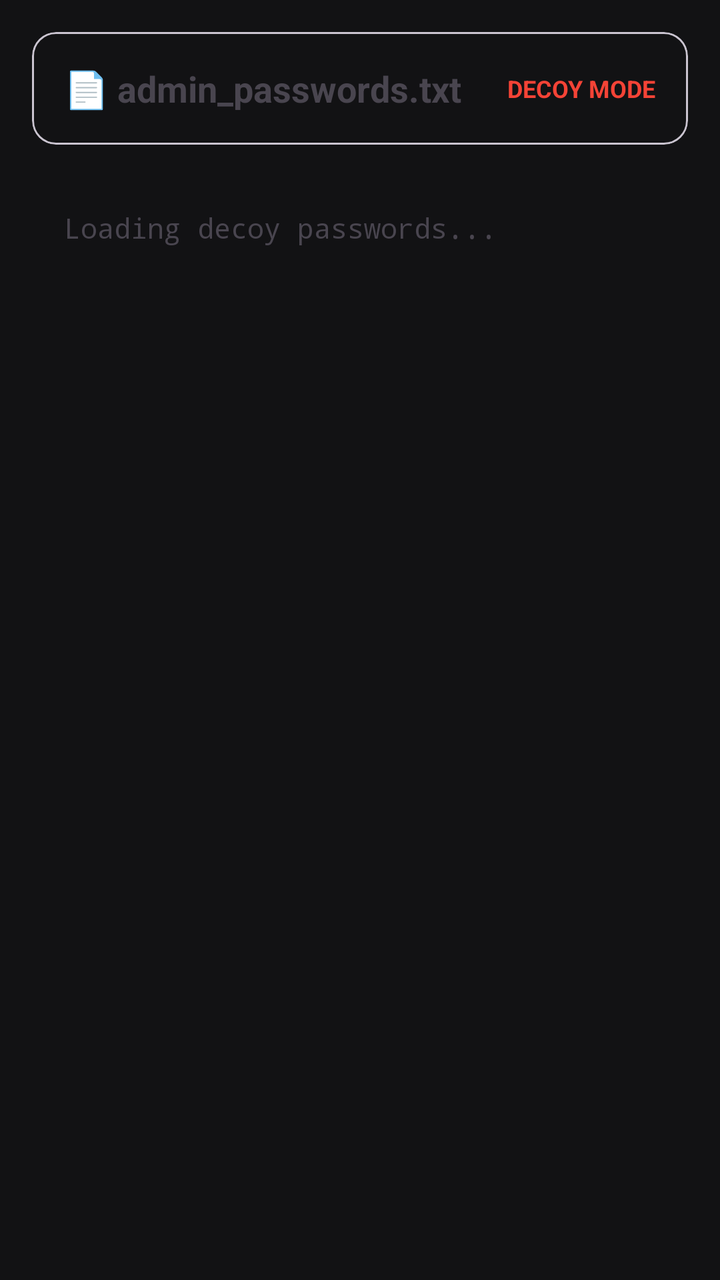
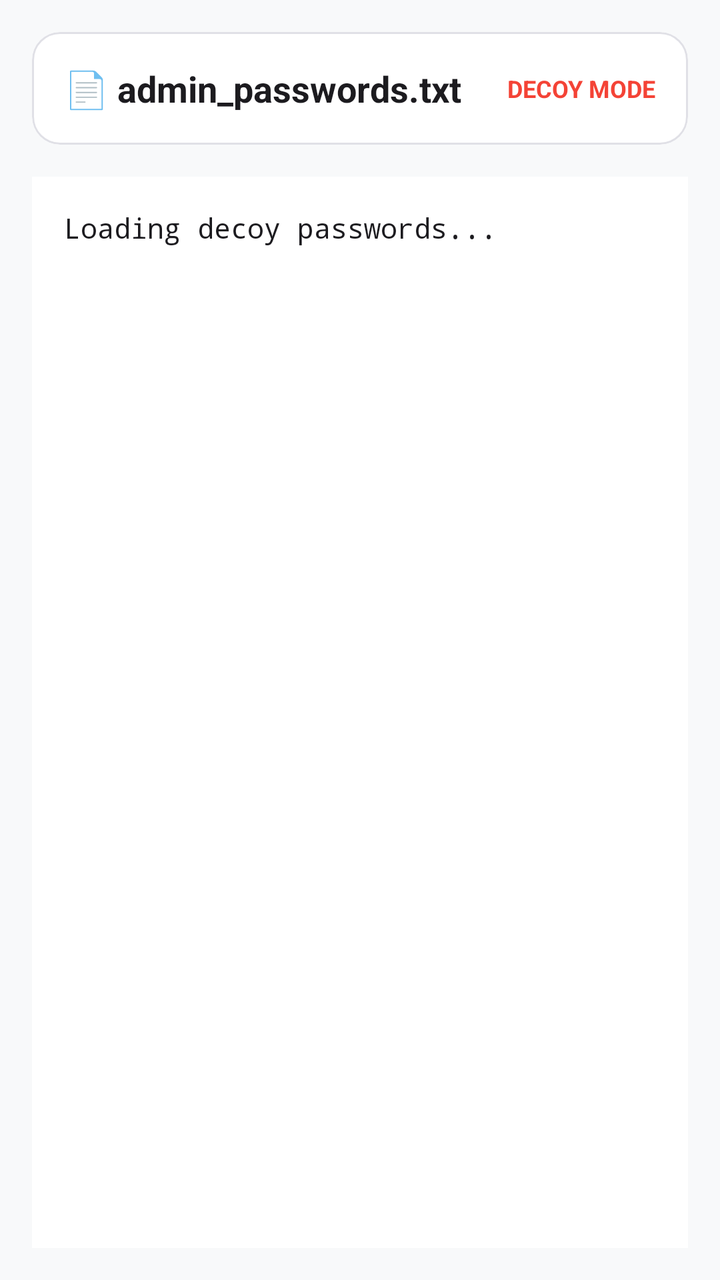

An Android layout rendered at two revisions. The XML below is the earlier revision; the diff shows what the commit changed to produce the second picture.
<!-- AndroidManifest.xml: application theme Theme.HoneyfileSecurity -->
<!-- res/layout/activity_decoy_viewer.xml -->
<?xml version="1.0" encoding="utf-8"?>
<LinearLayout xmlns:android="http://schemas.android.com/apk/res/android"
    xmlns:app="http://schemas.android.com/apk/res-auto"
    android:layout_width="match_parent"
    android:layout_height="match_parent"
    android:orientation="vertical"
    android:background="@color/dark_bg"
    android:padding="16dp">

    <com.google.android.material.card.MaterialCardView
        android:layout_width="match_parent"
        android:layout_height="wrap_content"
        app:cardBackgroundColor="@color/card_bg"
        app:cardCornerRadius="12dp"
        android:layout_marginBottom="16dp">

        <LinearLayout
            android:layout_width="match_parent"
            android:layout_height="wrap_content"
            android:orientation="horizontal"
            android:padding="16dp"
            android:gravity="center_vertical">

            <TextView
                android:layout_width="0dp"
                android:layout_height="wrap_content"
                android:layout_weight="1"
                android:text="📄 admin_passwords.txt"
                android:textColor="@color/text_primary"
                android:textSize="18sp"
                android:textStyle="bold" />

            <TextView
                android:layout_width="wrap_content"
                android:layout_height="wrap_content"
                android:text="DECOY MODE"
                android:textColor="@color/alert_red"
                android:textSize="12sp"
                android:textStyle="bold" />

        </LinearLayout>

    </com.google.android.material.card.MaterialCardView>

    <ScrollView
        android:layout_width="match_parent"
        android:layout_height="0dp"
        android:layout_weight="1"
        android:background="@color/card_bg"
        android:padding="16dp">

        <TextView
            android:id="@+id/tvDecoyContent"
            android:layout_width="match_parent"
            android:layout_height="wrap_content"
            android:fontFamily="monospace"
            android:text="Loading decoy passwords..."
            android:textColor="@color/text_primary"
            android:textSize="14sp" />

    </ScrollView>

</LinearLayout>
<!-- resources referenced by this layout -->
<resources>
  <color name="alert_red">#F44336</color>
  <color name="dark_bg">#121214</color>
  <style name="Theme.HoneyfileSecurity" parent="Theme.Material3.DayNight.NoActionBar">
          <item name="colorPrimary">@color/primary_accent_light</item>
          <item name="colorOnPrimary">@color/white</item>
          <item name="colorSecondary">@color/teal_700</item>
          <item name="android:statusBarColor">@color/light_bg</item>
          <item name="android:windowBackground">@color/light_bg</item>
  
          
          <item name="appBackgroundColor">@color/light_bg</item>
          <item name="appCardColor">@color/light_card_bg</item>
          <item name="appCardStrokeColor">@color/light_card_stroke</item>
          <item name="appTextColorPrimary">@color/light_text_primary</item>
          <item name="appTextColorSecondary">@color/light_text_secondary</item>
      </style>
  <color name="primary_accent_light">#F57C00</color>
  <color name="white">#FFFFFFFF</color>
  <color name="teal_700">#FF018786</color>
  <color name="light_bg">#F8F9FA</color>
  <color name="light_card_bg">#FFFFFF</color>
  <color name="light_card_stroke">#E0E0E6</color>
  <color name="light_text_primary">#1C1B1F</color>
  <color name="light_text_secondary">#606066</color>
</resources>

<!-- the commit's change to res/layout/activity_decoy_viewer.xml (unified diff, before → after) -->
@@ -4,14 +4,16 @@
     android:layout_width="match_parent"
     android:layout_height="match_parent"
     android:orientation="vertical"
-    android:background="@color/dark_bg"
+    android:background="?attr/appBackgroundColor"
     android:padding="16dp">
 
     <com.google.android.material.card.MaterialCardView
         android:layout_width="match_parent"
         android:layout_height="wrap_content"
-        app:cardBackgroundColor="@color/card_bg"
-        app:cardCornerRadius="12dp"
+        app:cardBackgroundColor="?attr/appCardColor"
+        app:cardCornerRadius="14dp"
+        app:strokeColor="?attr/appCardStrokeColor"
+        app:strokeWidth="1dp"
         android:layout_marginBottom="16dp">
 
         <LinearLayout
@@ -26,7 +28,7 @@
                 android:layout_height="wrap_content"
                 android:layout_weight="1"
                 android:text="📄 admin_passwords.txt"
-                android:textColor="@color/text_primary"
+                android:textColor="?attr/appTextColorPrimary"
                 android:textSize="18sp"
                 android:textStyle="bold" />
 
@@ -46,7 +48,7 @@
         android:layout_width="match_parent"
         android:layout_height="0dp"
         android:layout_weight="1"
-        android:background="@color/card_bg"
+        android:background="?attr/appCardColor"
         android:padding="16dp">
 
         <TextView
@@ -55,7 +57,7 @@
             android:layout_height="wrap_content"
             android:fontFamily="monospace"
             android:text="Loading decoy passwords..."
-            android:textColor="@color/text_primary"
+            android:textColor="?attr/appTextColorPrimary"
             android:textSize="14sp" />
 
     </ScrollView>
<!-- resource entries referenced after the edit -->
@@ -1,7 +1,6 @@
 <!-- resources referenced by this layout -->
 <resources>
   <color name="alert_red">#F44336</color>
-  <color name="dark_bg">#121214</color>
   <style name="Theme.HoneyfileSecurity" parent="Theme.Material3.DayNight.NoActionBar">
           <item name="colorPrimary">@color/primary_accent_light</item>
           <item name="colorOnPrimary">@color/white</item>
